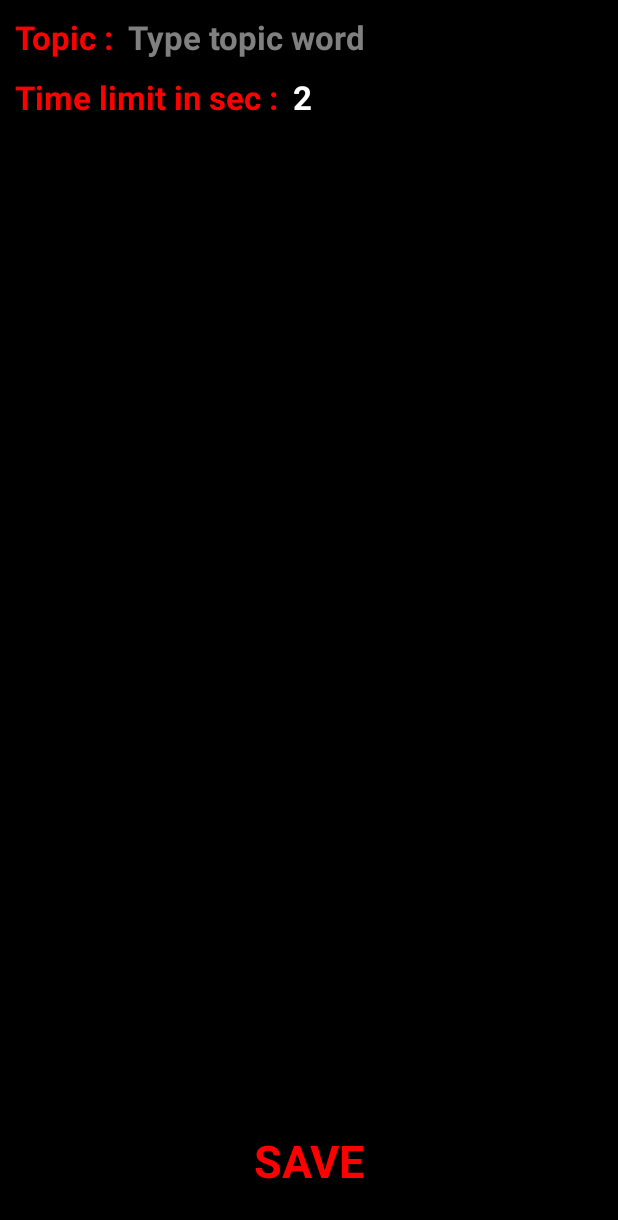
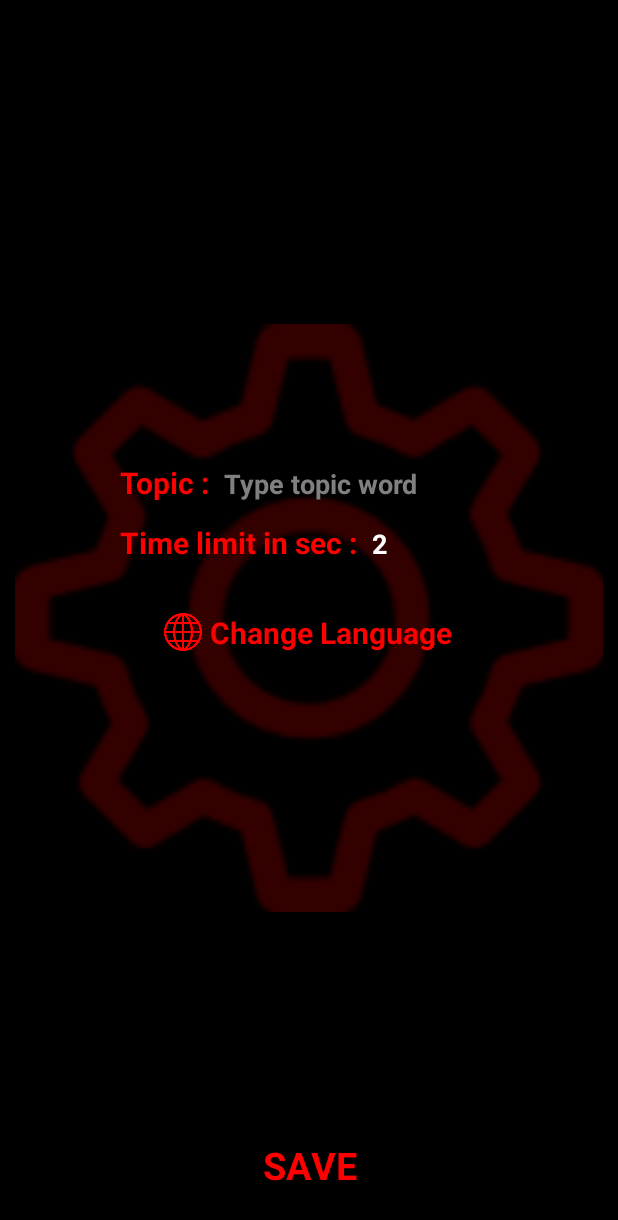
Before and after one commit to Evgenijjjj/wordPronunciation, an Android app: the screen it shows after launch (Settings), after a tap on an icon or button, on a phone screen of 412 x 824 dp. Shown: the top 1220 px of the screen. Run offline under Robolectric (Android 15) with nearby library versions, the phone set to English and light mode, and no system bars; our stand-ins replace RxJava; network calls fail; 1 statement that could not run was skipped; 1 other tap on this screen came first.

Commit message:
added languages support

```diff
--- a/app/build.gradle
+++ b/app/build.gradle
@@ -8,7 +8,7 @@ android {
     compileSdkVersion 28
     defaultConfig {
         applicationId "com.example.admin.wordpronucation"
-        minSdkVersion 15
+        minSdkVersion 17
         targetSdkVersion 28
         versionCode 1
         versionName "1.0"
--- a/app/src/main/java/com/example/admin/wordpronucation/StartPage.kt
+++ b/app/src/main/java/com/example/admin/wordpronucation/StartPage.kt
@@ -6,6 +6,7 @@ import android.content.Context
 import android.content.Intent
 import android.content.SharedPreferences
 import android.content.pm.PackageManager
+import android.content.res.Configuration
 import android.media.AudioManager
 import android.os.AsyncTask
 import android.os.Bundle
@@ -17,6 +18,7 @@ import android.speech.tts.TextToSpeech
 import android.speech.tts.UtteranceProgressListener
 import android.support.v4.app.ActivityCompat
 import android.support.v4.content.ContextCompat
+import android.support.v7.app.AlertDialog
 import android.util.Log
 import android.view.View
 import android.widget.Toast
@@ -25,9 +27,7 @@ import com.example.admin.wordpronucation.retrofit.WordRetrofitClient
 import io.reactivex.android.schedulers.AndroidSchedulers
 import io.reactivex.disposables.CompositeDisposable
 import io.reactivex.schedulers.Schedulers
-import kotlinx.android.synthetic.main.activity_settings.*
 import kotlinx.android.synthetic.main.activity_start_page.*
-import retrofit2.http.Url
 import java.util.*
 
 class StartPage : Activity() {
@@ -50,6 +50,9 @@ class StartPage : Activity() {
 
     override fun onCreate(savedInstanceState: Bundle?) {
         super.onCreate(savedInstanceState)
+
+        sharedPreferences = getSharedPreferences(getString(R.string.sharedPrefName), Context.MODE_PRIVATE)
+
         setContentView(R.layout.activity_start_page)
 
         ripple_animation_startpage_activit.startRippleAnimation()
@@ -59,10 +62,8 @@ class StartPage : Activity() {
             checkPermissions()
 
         mAudioManager = getSystemService(Context.AUDIO_SERVICE) as AudioManager
-        sharedPreferences = getSharedPreferences(getString(R.string.sharedPrefName), Context.MODE_PRIVATE)
 
         setBestResToView()
-
         wordsList = mutableListOf()
 
         mTextToSpeech = TextToSpeech(this, TextToSpeech.OnInitListener {
@@ -208,7 +209,7 @@ class StartPage : Activity() {
             Log.d("test_retrofit", wordsList?.size.toString())
             current_word_framelayout_startpage_activity.visibility = View.INVISIBLE
 
-            start_textview_startpage_activity.text = "Tap to restart"
+            start_textview_startpage_activity.text = getString(R.string.restartBtnText)
             Toast.makeText(this@StartPage, "Wrong !", Toast.LENGTH_LONG).show()
 
             super.onPostExecute(result)
@@ -321,7 +322,7 @@ class StartPage : Activity() {
 
     override fun onStart() {
         super.onStart()
-
+        loadLocale()
         val topic = sharedPreferences?.getString(getString(R.string.keyWordKey), "education")
         topic_textview_startpage_activity.text = topic
 
@@ -363,7 +364,49 @@ class StartPage : Activity() {
         best_result_textview_startpage_activity.text = bestRes.toString()
     }
 
+    private fun showChangeLanguageDialog() {
+        val langList: Array<String> = arrayOf("English", "Русский")
+        val alertDialog = AlertDialog.Builder(this@StartPage, R.style.MyDialogTheme)
+        alertDialog.setTitle("Choose language...")
+
+        alertDialog.setSingleChoiceItems(langList, -1) { dialog, whichButton ->
+            when (whichButton) {
+                0 -> {setLocale("en"); recreate() }
+                1 -> {setLocale("ru"); recreate() }
+            }
+            dialog.dismiss()
+        }
+
+        val dialog = alertDialog.create()
+        dialog.show()
+    }
+
+    private fun setLocale(lang: String) {
+        val locale = Locale(lang)
+        val config = this.resources.configuration
+
+        Locale.setDefault(locale)
+        config.setLocale(locale)
+        resources.updateConfiguration(config, resources.displayMetrics)
+
+        val editor = sharedPreferences?.edit()
+        editor?.putString(getString(R.string.languageSP), lang)
+        editor?.apply()
+    }
+
+    private fun loadLocale() {
+        val lang = sharedPreferences?.getString(getString(R.string.languageSP), "")
+        if (lang.isNullOrEmpty()) {
+            showChangeLanguageDialog()
+            return
+        }
+        Log.d("cdsvsdvs", "setlocale: $lang")
+        setLocale(lang!!)
+
+    }
+
     private fun fetchWords() {
+        wordsList?.clear()
         var keyWord = sharedPreferences?.getString(getString(R.string.keyWordKey), "")
         if (keyWord.isNullOrEmpty()) {keyWord = "education"}
 
--- a/app/src/main/res/layout/activity_settings.xml
+++ b/app/src/main/res/layout/activity_settings.xml
@@ -4,7 +4,21 @@
         android:layout_width="match_parent"
         android:layout_height="match_parent"
         android:orientation="vertical"
-        android:padding="10dp">
+        android:padding="10dp"
+        >
+
+    <ImageView
+            android:layout_width="match_parent"
+            android:layout_height="match_parent"
+            android:src="@drawable/gear"
+            android:alpha="0.2"
+    />
+
+    <FrameLayout
+            android:layout_width="wrap_content"
+            android:layout_height="wrap_content"
+            android:layout_gravity="center"
+            android:layout_marginBottom="40dp">
 
         <LinearLayout
                 android:layout_width="match_parent"
@@ -14,15 +28,15 @@
                 android:focusableInTouchMode="true">
 
             <TextView
-                android:textSize="22dp"
+                    android:textSize="20dp"
                     android:textStyle="bold"
                     android:textColor="@color/originalRed"
-                android:text="Topic :"
+                    android:text="@string/topic"
                     android:layout_width="wrap_content"
                     android:layout_height="wrap_content"/>
             <EditText
                     android:id="@+id/topic_edittext_settings"
-                android:textSize="22dp"
+                    android:textSize="18dp"
                     android:hint="Type topic word"
                     android:textStyle="bold"
                     android:textColor="@android:color/white"
@@ -44,15 +58,15 @@
                 android:layout_marginTop="40dp">
 
             <TextView
-                android:textSize="22dp"
+                    android:textSize="20dp"
                     android:textStyle="bold"
                     android:textColor="@color/originalRed"
-                android:text="Time limit in sec :"
+                    android:text="@string/timeLimitInSec"
                     android:layout_width="wrap_content"
                     android:layout_height="wrap_content"/>
             <EditText
                     android:id="@+id/time_limit_edittext_settings"
-                android:textSize="22dp"
+                    android:textSize="18dp"
                     android:hint="Enter time"
                     android:textStyle="bold"
                     android:textColor="@android:color/white"
@@ -65,6 +79,34 @@
 
         </LinearLayout>
 
+        <LinearLayout
+                android:id="@+id/change_language_layout_settings"
+                android:layout_width="wrap_content"
+                android:layout_height="wrap_content"
+                android:layout_marginTop="100dp"
+                android:orientation="horizontal"
+                android:layout_gravity="center_horizontal">
+
+            <ImageView
+                    android:layout_gravity="center_vertical|right"
+                    android:layout_width="25dp"
+                    android:layout_height="25dp"
+                    android:src="@drawable/worlwide"/>
+            <TextView
+                    android:layout_marginLeft="5dp"
+                    android:layout_width="wrap_content"
+                    android:layout_height="wrap_content"
+                    android:textSize="20dp"
+                    android:textStyle="bold"
+                    android:textColor="@color/originalRed"
+                    android:text="@string/changeLanguage"
+            />
+
+        </LinearLayout>
+
+    </FrameLayout>
+
+
     <TextView
             android:id="@+id/save_settings"
             android:textColor="@color/originalRed"
@@ -73,8 +115,8 @@
             android:layout_width="match_parent"
             android:layout_height="wrap_content"
             android:layout_marginBottom="20dp"
-            android:textSize="30dp"
+            android:textSize="25dp"
             android:textStyle="bold"
-            android:text="SAVE"/>
+            android:text="@string/save"/>
 
 </FrameLayout>
--- a/app/src/main/res/values/strings.xml
+++ b/app/src/main/res/values/strings.xml
@@ -1,10 +1,21 @@
 <resources>
     <string name="app_name">Word Pronucation</string>
-    <string name="bestResultKey">best_result</string>
-    <string name="keyWordKey">key_word</string>
-    <string name="timeLimitKey">time_limit</string>
-    <string name="sharedPrefName">mySP</string>
+    <string name="bestResultKey" translatable="false">best_result</string>
+    <string name="keyWordKey" translatable="false">key_word</string>
+    <string name="timeLimitKey" translatable="false">time_limit</string>
+    <string name="sharedPrefName" translatable="false">mySP</string>
 
-    <string name="getWordsWithThemeUrl">words?rel_jjb=</string>
-    <string name="getWordsFromPhraseUrl">words?ml=</string>
+    <string name="getWordsWithThemeUrl" translatable="false">words?rel_jjb=</string>
+    <string name="getWordsFromPhraseUrl" translatable="false">words?ml=</string>
+    <string name="languageSP" translatable="false">language</string>
+
+
+    <string name="topic">Topic :</string>
+    <string name="startBtnText">Tap to start</string>
+    <string name="restartBtnText">Tap to restart</string>
+    <string name="best">Best</string>
+    <string name="current">Current</string>
+    <string name="timeLimitInSec">Time limit in sec :</string>
+    <string name="save">SAVE</string>
+    <string name="changeLanguage">Change Language</string>
 </resources>
--- a/app/src/main/res/values/styles.xml
+++ b/app/src/main/res/values/styles.xml
@@ -9,4 +9,6 @@
         <item name="android:navigationBarColor">@android:color/black</item>
     </style>
 
+    <style name="MyDialogTheme" parent="Theme.AppCompat.Light.Dialog.Alert" />
+
 </resources>
```
Also changed, not shown: app/src/main/java/com/example/admin/wordpronucation/Settings.kt (+36 -0 lines), app/src/main/res/layout/activity_start_page.xml (+6 -6 lines), app/src/main/res/drawable-v24/worlwide.png (added), 2 other files. Lines whose indentation alone changed are shown as unchanged.
